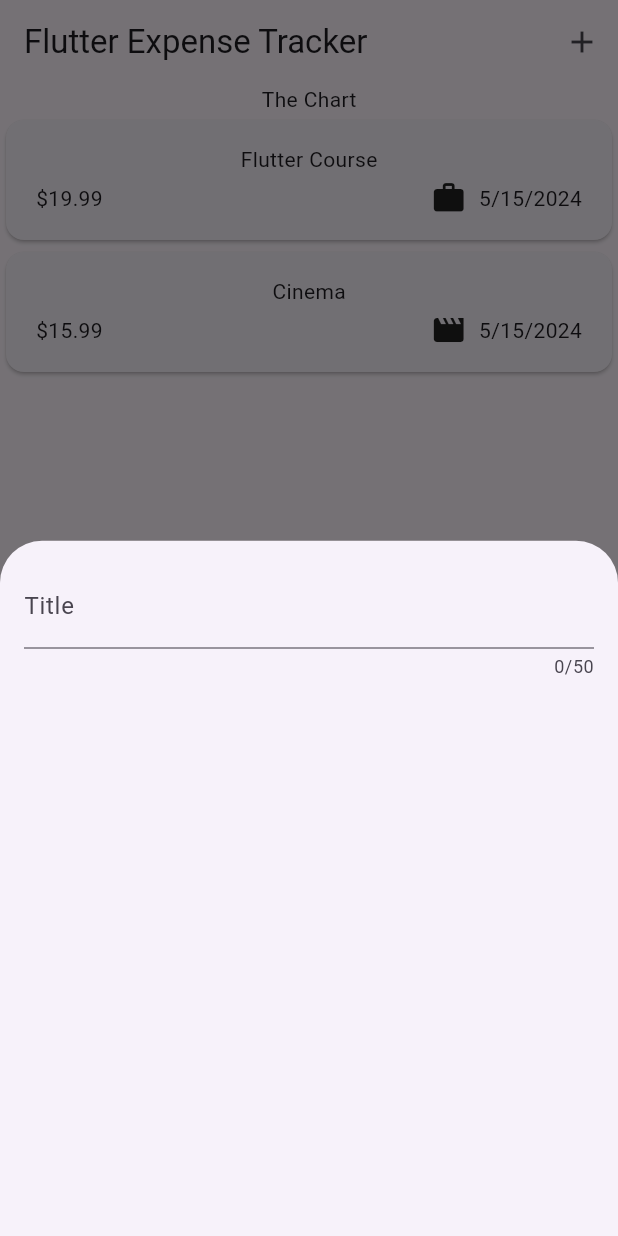
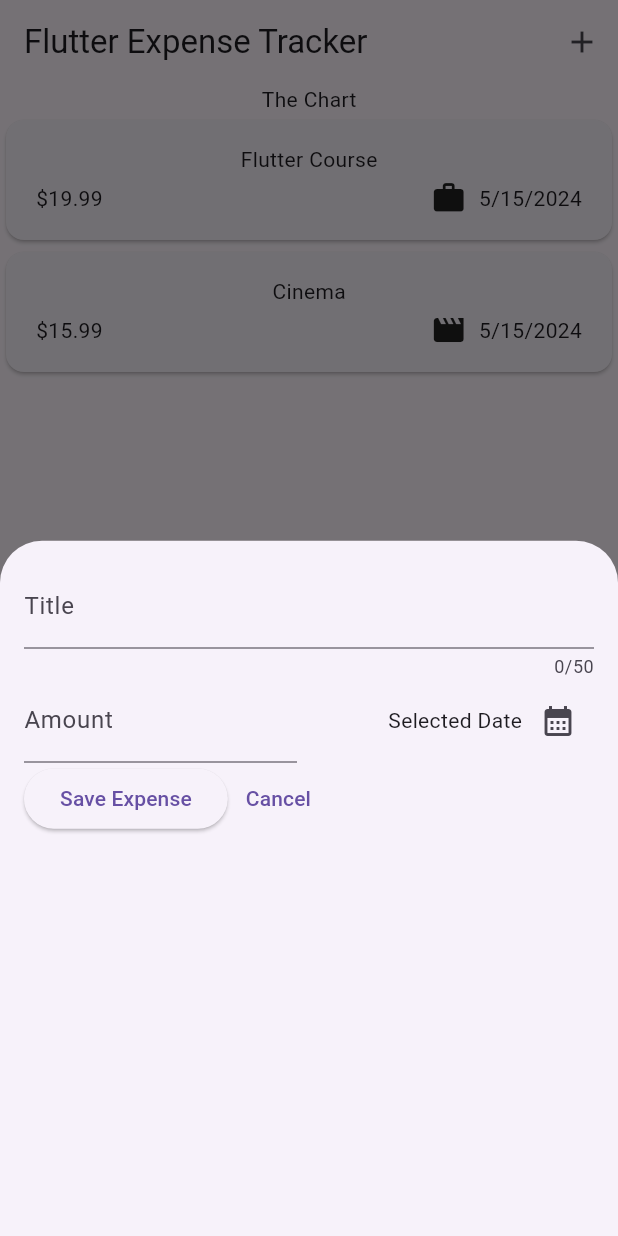
Before and after one commit to its-cess/flutter_expenses, a Flutter app: the screen it shows after launch, after a tap on the "add" icon, on a phone screen of 412 x 824 dp. Run offline on Flutter 3.47's test engine with Material 3 defaults, Android fonts, the phone set to English and light mode, and no system bars.

Commit message:
add text inputs to modal overlay

```diff
--- a/lib/widgets/new_expense.dart
+++ b/lib/widgets/new_expense.dart
@@ -1,4 +1,6 @@
+import 'package:flutter/cupertino.dart';
 import 'package:flutter/material.dart';
+import 'package:flutter/widgets.dart';
 
 class NewExpense extends StatefulWidget {
   const NewExpense({super.key});
@@ -9,17 +11,75 @@ class NewExpense extends StatefulWidget {
 }
 
 class _NewExpenseState extends State<NewExpense> {
+  final _titleController = TextEditingController();
+  final _amountContoller = TextEditingController();
+  //whenever using a TextEditingController, make sure to tell Flutter to delete it
+  // when the widget is not in use. (when the modal overlay closes.):
+  @override
+  void dispose() {
+    _titleController.dispose();
+    _amountContoller.dispose();
+    super.dispose();
+  }
+
   @override
   Widget build(BuildContext context) {
-    return const Padding(
-      padding: EdgeInsets.all(16),
+    return Padding(
+      padding: const EdgeInsets.all(16),
       child: Column(
         children: [
           TextField(
+            controller: _titleController,
             maxLength: 50,
-            decoration: InputDecoration(label: Text('Title')),
-            keyboardType: TextInputType.text,
+            decoration: const InputDecoration(
+              label: Text('Title'),
+            ),
           ),
+          Row(
+            children: [
+              Expanded(
+                child: TextField(
+                  controller: _amountContoller,
+                  decoration: const InputDecoration(
+                    prefixText: '\$ ',
+                    label: Text('Amount'),
+                  ),
+                  keyboardType: TextInputType.number,
+                ),
+              ),
+              const SizedBox(width: 16),
+              Expanded(
+                child: Row(
+                  mainAxisAlignment: MainAxisAlignment.end,
+                  crossAxisAlignment: CrossAxisAlignment.center,
+                  children: [
+                    const Text('Selected Date'),
+                    IconButton(
+                      onPressed: () {},
+                      icon: const Icon(Icons.calendar_month),
+                    )
+                  ],
+                ),
+              ),
+            ],
+          ),
+          Row(
+            children: [
+              ElevatedButton(
+                onPressed: () {
+                  print(_titleController.text);
+                  print(_amountContoller.text);
+                },
+                child: const Text('Save Expense'),
+              ),
+              TextButton(
+                onPressed: () {
+                  Navigator.pop(context);
+                },
+                child: const Text('Cancel'),
+              )
+            ],
+          )
         ],
       ),
     );
```
